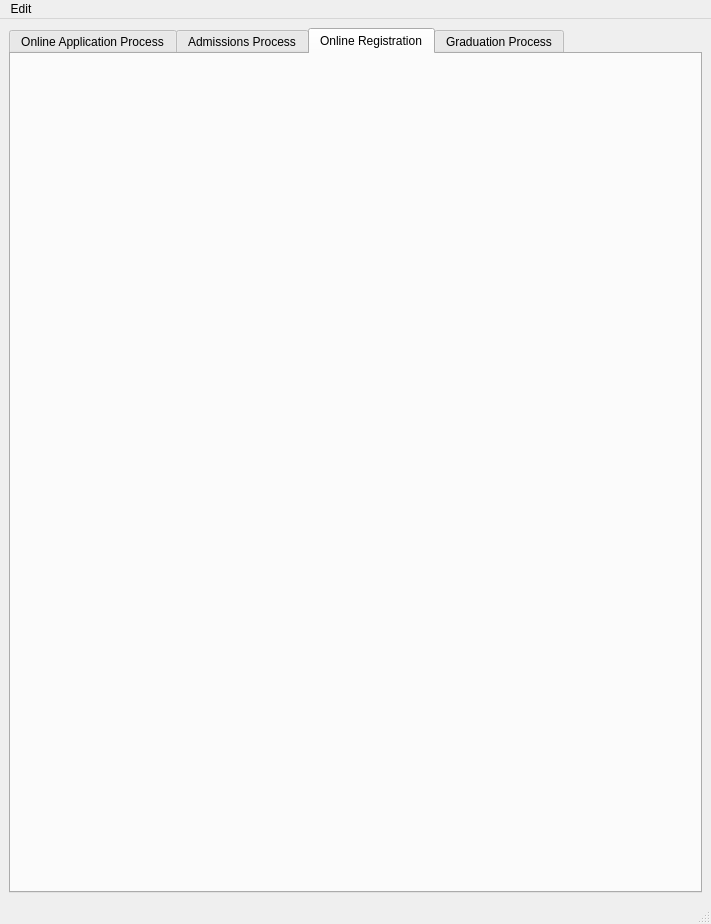
The window that starrs/ui/ui_main.ui (kiryha/CIS556) describes before a commit, drawn with Qt 5.
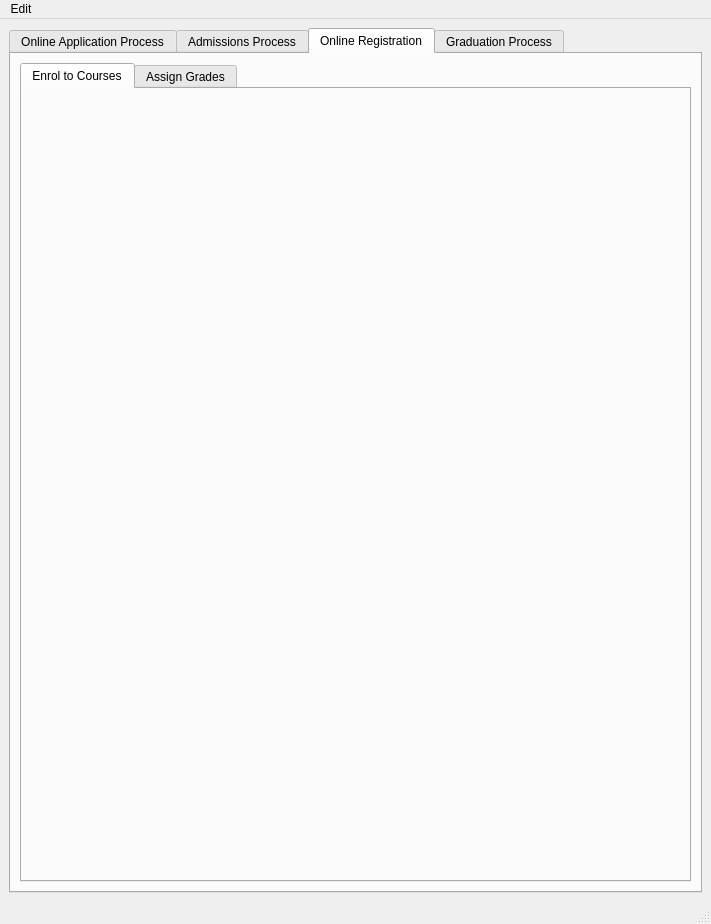
The same window after the commit. The open tabs and pages were chosen to show the change.

Commit message: get list of students

```diff
--- a/starrs/ui/ui_main.ui
+++ b/starrs/ui/ui_main.ui
@@ -991,6 +991,25 @@
        <attribute name="title">
         <string>Online Registration</string>
        </attribute>
+       <layout class="QVBoxLayout" name="verticalLayout_15">
+        <item>
+         <widget class="QTabWidget" name="tabWidget_3">
+          <property name="currentIndex">
+           <number>0</number>
+          </property>
+          <widget class="QWidget" name="tab_8">
+           <attribute name="title">
+            <string>Enrol to Courses</string>
+           </attribute>
+          </widget>
+          <widget class="QWidget" name="tab_9">
+           <attribute name="title">
+            <string>Assign Grades</string>
+           </attribute>
+          </widget>
+         </widget>
+        </item>
+       </layout>
       </widget>
       <widget class="QWidget" name="tab_4">
        <attribute name="title">
```
Left out of the diff: 9 changed lines with no effect on the pictures. The commit also changes 2 other files.
